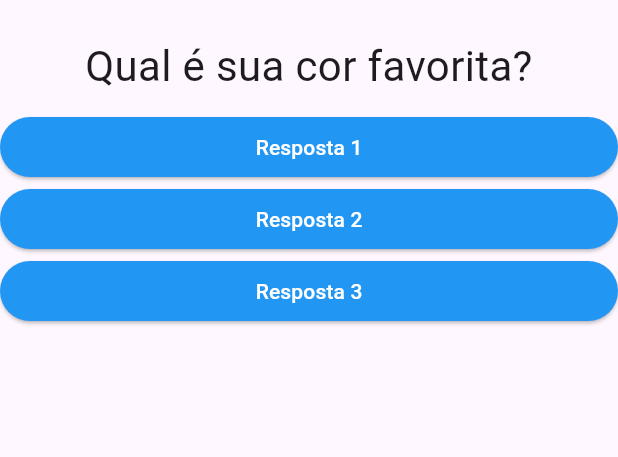
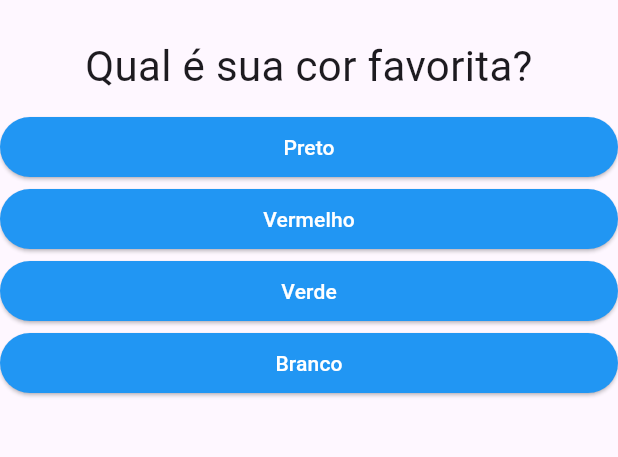
Before and after one commit to diegogiovane/ProjetoPerguntas, a Flutter app: the screen it shows after launch, on a phone screen of 412 x 824 dp, the part 63-520 px from its top. Run offline on Flutter 3.47's test engine with Material 3 defaults, Android fonts, the phone set to English and light mode, and no system bars.

```diff
--- a/lib/main.dart
+++ b/lib/main.dart
@@ -30,6 +30,12 @@ class _PerguntaAppState extends State<PerguntaApp> {
 			}
 		];
 
+		List<Widget> respostas = [];
+
+		for (var textoResp in perguntas[_perguntaSelecionada]['respostas']) {
+			respostas.add(Resposta(texto: textoResp, quandoSelecionado: _responder));
+		}
+
 		return MaterialApp(
 			home: Scaffold(
 				appBar: AppBar(
@@ -38,9 +44,7 @@ class _PerguntaAppState extends State<PerguntaApp> {
 				body: Column(
 					children: <Widget>[
 				    	Questao(texto: perguntas[_perguntaSelecionada]['texto']),
-						Resposta(texto: 'Resposta 1', quandoSelecionado: _responder,),
-						Resposta(texto: 'Resposta 2', quandoSelecionado: _responder,),
-						Resposta(texto: 'Resposta 3', quandoSelecionado: _responder,),
+						...respostas
 					],
 				),
 			)
```
